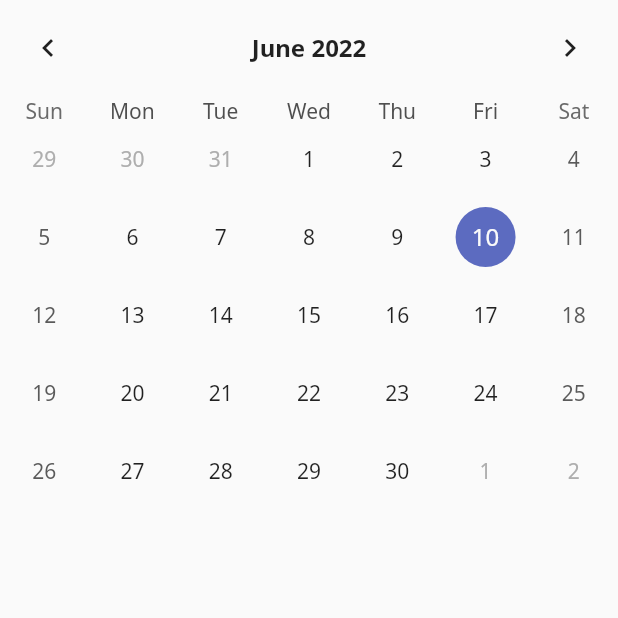
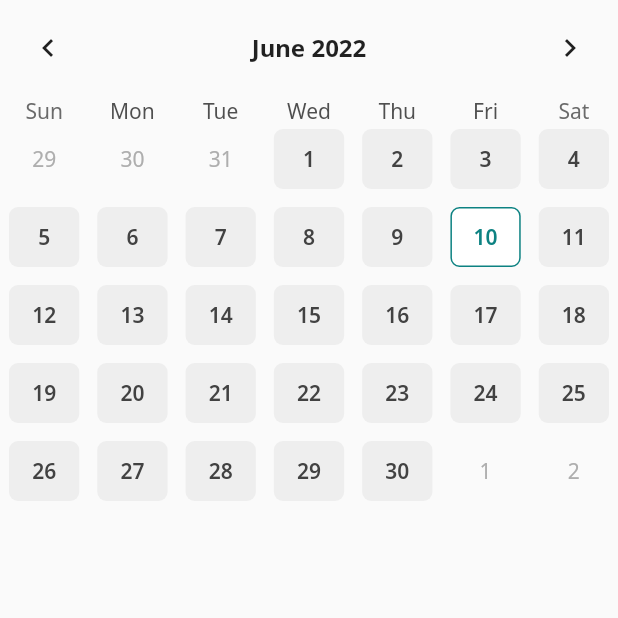
Before and after one commit to Juwon-Yun/flutter_calendar, a Flutter app: the screen it shows after launch, on a phone screen of 412 x 824 dp, the top half of it. Run offline on Flutter 3.47's test engine with Material 2 defaults, Android fonts, the phone set to English and light mode, and no system bars; drawn by our look-alikes of table_calendar.

Commit message:
Feat: calendar deco & text deco

```diff
--- a/lib/component/calendar.dart
+++ b/lib/components/calendar.dart
@@ -1,4 +1,5 @@
 import 'package:flutter/material.dart';
+import 'package:flutter_calendar/constants/colors.dart';
 import 'package:table_calendar/table_calendar.dart';
 
 class Calendar extends StatefulWidget {
@@ -13,6 +14,15 @@ class _CalendarState extends State<Calendar> {
 
   @override
   Widget build(BuildContext context) {
+    final defaultDeco = BoxDecoration(
+      color: Colors.grey[200],
+      borderRadius: BorderRadius.circular(6.0),
+    );
+    final defaultTextStyle = TextStyle(
+      color: Colors.grey[800],
+      fontWeight: FontWeight.w600,
+    );
+
     return TableCalendar(
       selectedDayPredicate: (date) {
         if (selectedDay == null) {
@@ -33,6 +43,21 @@ class _CalendarState extends State<Calendar> {
         titleCentered: true,
         titleTextStyle: TextStyle(fontWeight: FontWeight.w700, fontSize: 16.0),
       ),
+      calendarStyle: CalendarStyle(
+        isTodayHighlighted: false,
+        defaultDecoration: defaultDeco,
+        holidayDecoration: defaultDeco,
+        weekendDecoration: defaultDeco,
+        selectedDecoration: defaultDeco.copyWith(
+          color: Colors.white,
+          border: Border.all(width: 1.0, color: primary_color),
+        ),
+        defaultTextStyle: defaultTextStyle,
+        weekendTextStyle: defaultTextStyle,
+        selectedTextStyle: defaultTextStyle.copyWith(
+          color: primary_color,
+        )
+      ),
       onDaySelected: (selected, focused) {
         setState(() {
           selectedDay = selected;
--- /dev/null
+++ b/lib/constants/colors.dart
@@ -0,0 +1,3 @@
+import 'package:flutter/material.dart';
+
+const primary_color = Color(0xFF0D8282);
--- a/lib/screen/main_screen.dart
+++ b/lib/screen/main_screen.dart
@@ -1,5 +1,5 @@
 import 'package:flutter/material.dart';
-import 'package:flutter_calendar/component/calendar.dart';
+import 'package:flutter_calendar/components/calendar.dart';
 
 class MainScreen extends StatelessWidget {
   const MainScreen({Key? key}) : super(key: key);
```
